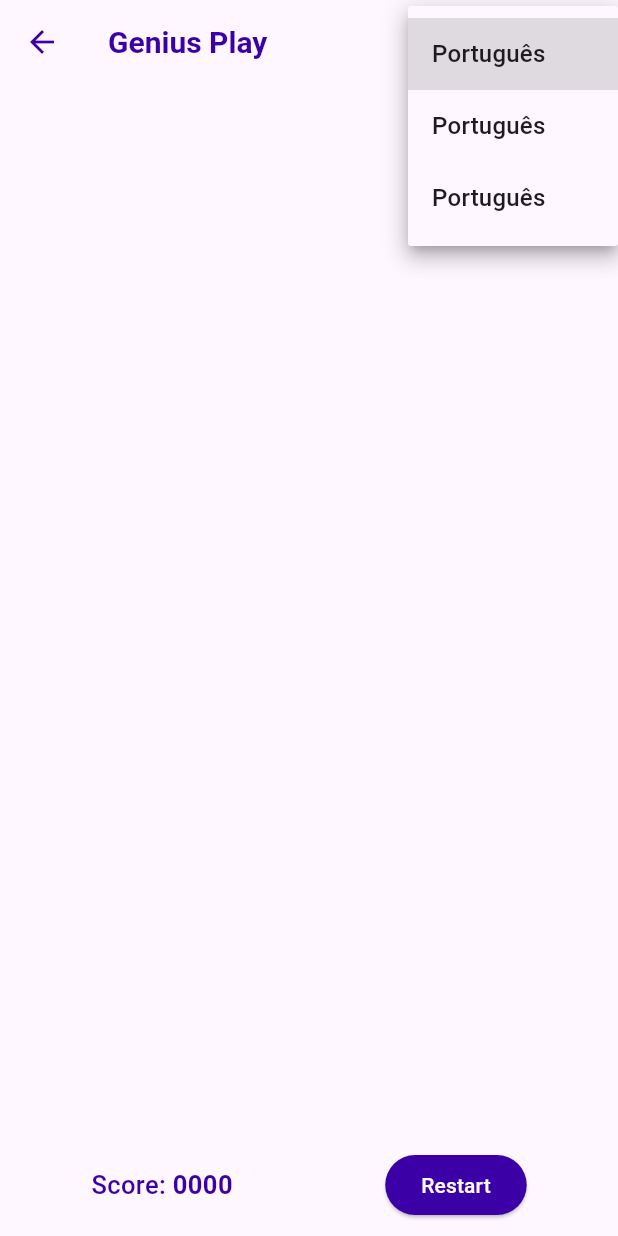
After one commit to robertinws/08_Modulo_A1_PR., a Flutter app: the GeniusPage screen opened by its route, after a tap on "Português", on a phone screen of 412 x 824 dp. The commit adds this screen. Run offline on Flutter 3.47's test engine with Material 3 defaults, Android fonts, the phone set to English and light mode, and no system bars; our stand-ins replace battery_plus.

Commit message:
Design tela genius

```diff
--- a/lib/app_controller.dart
+++ b/lib/app_controller.dart
@@ -1,5 +1,6 @@
 import 'package:flutter/material.dart';
 import 'package:modulo_a1_pr/global/variaveis.dart';
+import 'package:modulo_a1_pr/pages/genius_page.dart';
 import 'package:modulo_a1_pr/pages/home_page.dart';
 import 'package:modulo_a1_pr/pages/loading_page.dart';
 import 'package:modulo_a1_pr/pages/quiz_page.dart';
@@ -19,6 +20,7 @@ class AppController extends StatelessWidget {
             '/': (context) => LoadingPage(),
             '/home': (context) => HomePage(),
             '/quiz': (context) => QuizPage(),
+            '/genius': (context) => GeniusPage(),
           },
         );
       },
--- /dev/null
+++ b/lib/pages/genius_page.dart
@@ -0,0 +1,92 @@
+import 'package:flutter/material.dart';
+import 'package:flutter/services.dart';
+import 'package:modulo_a1_pr/global/colors.dart';
+
+class GeniusPage extends StatefulWidget {
+  const GeniusPage({super.key});
+
+  @override
+  State<GeniusPage> createState() => _GeniusPageState();
+}
+
+class _GeniusPageState extends State<GeniusPage> {
+  @override
+  Widget build(BuildContext context) {
+    SystemChrome.setPreferredOrientations([
+      DeviceOrientation.portraitUp,
+    ]);
+    return Scaffold(
+      appBar: AppBar(
+        backgroundColor: Colors.transparent,
+        elevation: 0,
+        scrolledUnderElevation: 0,
+        foregroundColor: corRoxoMedio,
+        title: Row(
+          mainAxisAlignment: MainAxisAlignment.spaceBetween,
+          children: [
+            Text(
+              'Genius Play',
+              style: TextStyle(
+                color: corRoxoMedio,
+                fontSize: 20,
+                fontWeight: FontWeight.w600,
+              ),
+            ),
+            SizedBox(
+              width: 100,
+              child: DropdownButton(
+                value: 0,
+                items: List.generate(3, (index) {
+                  return DropdownMenuItem(
+                    value: index,
+                    child: Text('Português'),
+                  );
+                }),
+                onChanged: (newValue) {},
+              ),
+            ),
+          ],
+        ),
+        actions: [],
+      ),
+      bottomNavigationBar: SafeArea(
+        child: Padding(
+          padding: EdgeInsetsGeometry.all(10),
+          child: Row(
+            mainAxisAlignment: MainAxisAlignment.spaceAround,
+            children: [
+              Row(
+                children: [
+                  Text(
+                    'Score: ',
+                    style: TextStyle(
+                      fontSize: 17,
+                      fontWeight: FontWeight.w500,
+                      color: corRoxoMedio,
+                    ),
+                  ),
+                  Text(
+                    '0000',
+                    style: TextStyle(
+                      fontSize: 17,
+                      color: corRoxoMedio,
+                      fontWeight: FontWeight.w600,
+                    ),
+                  ),
+                ],
+              ),
+              ElevatedButton(
+                onPressed: () {},
+                style: ElevatedButton.styleFrom(
+                  backgroundColor: corRoxoMedio,
+                  foregroundColor: corClara,
+                ),
+                child: Text('Restart'),
+              ),
+            ],
+          ),
+        ),
+      ),
+    );
+  }
+}
--- a/lib/pages/home_page.dart
+++ b/lib/pages/home_page.dart
@@ -176,7 +176,12 @@ class _HomePageState extends State<HomePage> {
                     child: Column(
                       children: [
                         ListTile(
-                          onTap: () {},
+                          onTap: () {
+                            Navigator.pop(context);
+                            Navigator.of(
+                              context,
+                            ).pushNamed('/genius');
+                          },
                           title: Text(
                             'GeniusPLay',
                             style: TextStyle(
```
